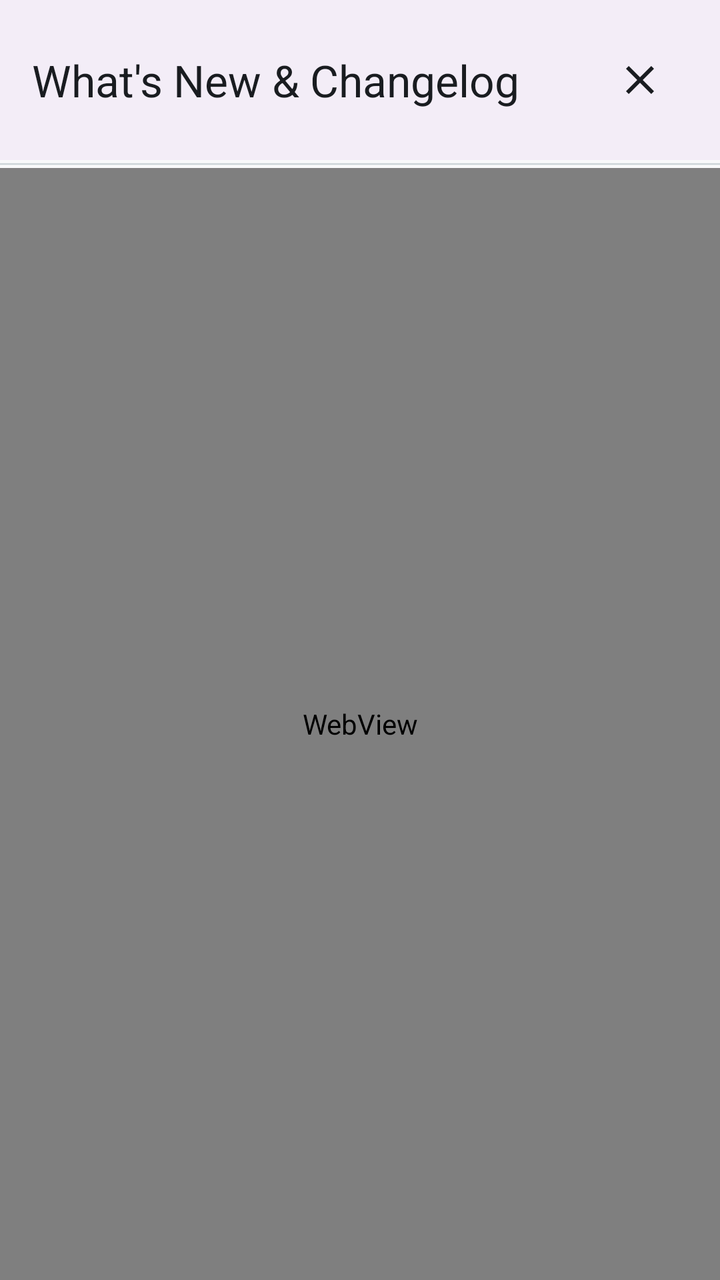
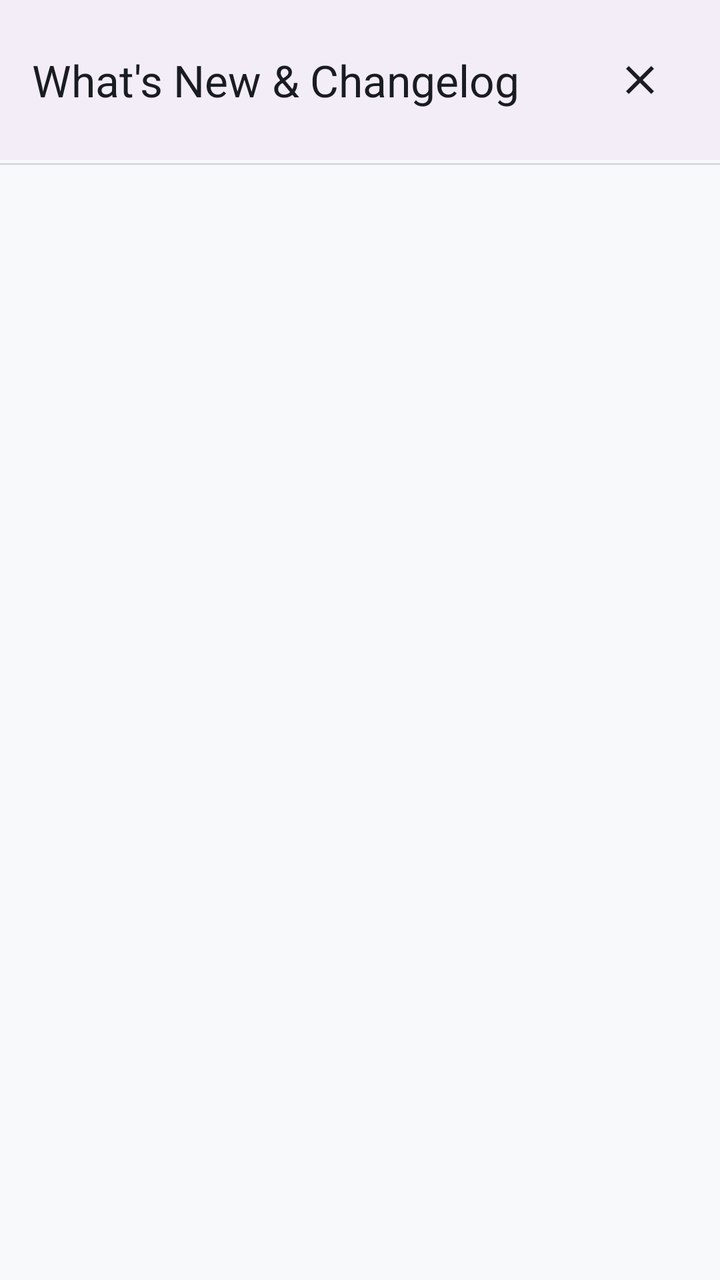

Compare the two renders of this Android layout. The source of the first and the diff that turns it into the second are given below.
<!-- AndroidManifest.xml: application theme Theme.CryptionChat -->
<!-- res/layout/dialog_webview.xml -->
<?xml version="1.0" encoding="utf-8"?>

<LinearLayout xmlns:android="http://schemas.android.com/apk/res/android"
    xmlns:app="http://schemas.android.com/apk/res-auto"
    android:layout_width="match_parent"
    android:layout_height="match_parent"
    android:orientation="vertical"
    android:background="?attr/colorSurface">

    
    <LinearLayout
        android:layout_width="match_parent"
        android:layout_height="wrap_content"
        android:orientation="horizontal"
        android:gravity="center_vertical"
        android:padding="16dp"
        android:background="?attr/colorSurfaceContainer">

        <TextView
            android:id="@+id/tv_dialog_title"
            android:layout_width="0dp"
            android:layout_height="wrap_content"
            android:layout_weight="1"
            android:text="@string/settings_whats_new_changelog"
            android:textAppearance="?attr/textAppearanceTitleLarge"
            android:textColor="?attr/colorOnSurface"/>

        <ImageButton
            android:id="@+id/btnCloseWeb"
            android:layout_width="48dp"
            android:layout_height="48dp"
            android:background="?attr/selectableItemBackgroundBorderless"
            android:src="@drawable/ic_close"
            app:tint="?attr/colorOnSurface"
            android:contentDescription="@string/action_close" />
    </LinearLayout>

    
    <ProgressBar
        android:id="@+id/progressBarWeb"
        style="?android:attr/progressBarStyleHorizontal"
        android:layout_width="match_parent"
        android:layout_height="4dp"
        android:indeterminate="true"
        android:visibility="visible"/>

    
    <WebView
        android:id="@+id/changelogWebView"
        android:layout_width="match_parent"
        android:layout_height="match_parent" />

</LinearLayout>
<!-- resources referenced by this layout -->
<resources>
  <!-- drawable ic_close (drawable) -->
  <vector xmlns:android="http://schemas.android.com/apk/res/android"
      android:width="24dp"
      android:height="24dp"
      android:viewportWidth="24"
      android:viewportHeight="24">
      <path
          android:fillColor="?attr/colorControlNormal"
          android:pathData="M19,6.41L17.59,5 12,10.59 6.41,5 5,6.41 10.59,12 5,17.59 6.41,19 12,13.41 17.59,19 19,17.59 13.41,12z"/>
  </vector>
  <string name="action_close">Close</string>
  <string name="settings_whats_new_changelog">What\'s New &amp; Changelog</string>
  <color name="primary_light">#0D47A1</color>
  <color name="primary_container_light">#D4E3FF</color>
  <color name="on_primary_container_light">#001C3A</color>
  <color name="secondary_light">#546E7A</color>
  <color name="on_secondary_light">#FFFFFF</color>
  <color name="secondary_container_light">#DAE2E9</color>
  <color name="on_secondary_container_light">#121F26</color>
  <color name="tertiary_light">#455A64</color>
  <color name="on_tertiary_light">#FFFFFF</color>
  <color name="tertiary_container_light">#CFD8DC</color>
  <color name="error_light">#BA1A1A</color>
  <color name="on_error_light">#FFFFFF</color>
  <color name="error_container_light">#FFDAD6</color>
  <color name="on_error_container_light">#410002</color>
  <color name="background_light">#F8F9FA</color>
  <color name="on_background_light">#191C20</color>
  <color name="surface_light">#F8F9FA</color>
  <color name="on_surface_light">#191C20</color>
  <color name="surface_variant_light">#E0E2E5</color>
  <color name="on_surface_variant_light">#44474E</color>
  <color name="outline_light">#74777F</color>
  <color name="outline_variant_light">#C4C6CF</color>
  <color name="inverse_surface_light">#2F3033</color>
  <color name="inverse_on_surface_light">#F1F0F4</color>
  <color name="inverse_primary_light">#AEC6FF</color>
  <style name="Widget.App.NavigationView" parent="Widget.Material3.NavigationView">
          
          <item name="itemShapeInsetStart">12dp</item>
          <item name="itemShapeInsetEnd">12dp</item>
          
          <item name="itemShapeAppearanceOverlay">@style/ShapeAppearance.Material3.Corner.Full</item>
      </style>
  <style name="ActivityAnimation" parent="@android:style/Animation.Activity">
          <item name="android:activityOpenEnterAnimation">@anim/slide_in_right</item>
          <item name="android:activityOpenExitAnimation">@anim/slide_out_left</item>
          <item name="android:activityCloseEnterAnimation">@anim/slide_in_left</item>
          <item name="android:activityCloseExitAnimation">@anim/slide_out_right</item>
      </style>
  <!-- unchanged entries left out for length: 1 -->
</resources>

<!-- the commit's change to res/layout/dialog_webview.xml (unified diff, before → after) -->
@@ -45,9 +45,22 @@
         android:visibility="visible"/>
 
     
-    <WebView
-        android:id="@+id/changelogWebView"
+    <ScrollView
         android:layout_width="match_parent"
-        android:layout_height="match_parent" />
+        android:layout_height="match_parent"
+        android:fillViewport="true"
+        android:clipToPadding="false"
+        android:padding="20dp">
+
+        <TextView
+            android:id="@+id/changelogTextView"
+            android:layout_width="match_parent"
+            android:layout_height="wrap_content"
+            android:textColor="?attr/colorOnSurface"
+            android:textColorLink="?attr/colorPrimary"
+            android:textSize="15sp"
+            android:lineSpacingMultiplier="1.35"
+            android:textIsSelectable="true" />
+    </ScrollView>
 
 </LinearLayout>
